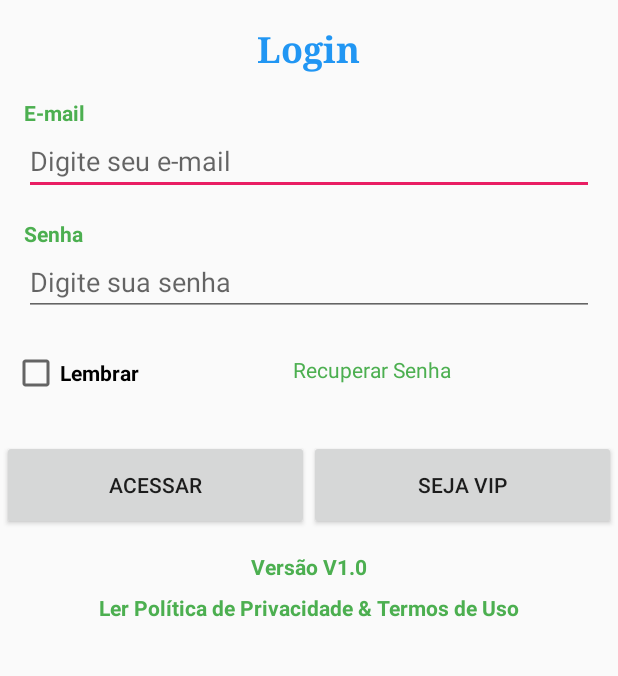
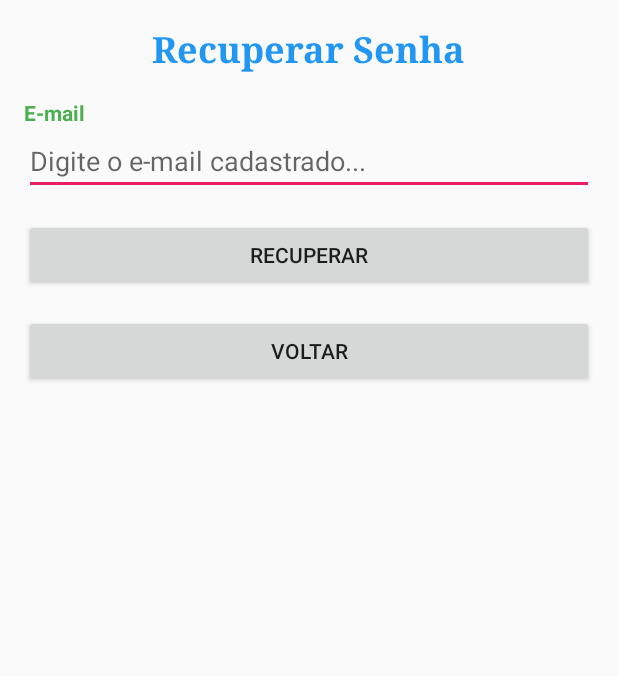
Before and after one commit to bycrr/AppClienteVip-v1, an Android app: the screen it shows after launch (LoginActivity before the commit, RecuperarSenhaActivity after it), after a tap on "Recuperar Senha", on a phone screen of 412 x 824 dp, the part 169-845 px from its top. Run offline under Robolectric (Android 15) with nearby library versions, the phone set to English and light mode, and no system bars.

Commit message:
Criadas telas PF, PJ e Recuperar Senha

```diff
--- a/app/src/main/AndroidManifest.xml
+++ b/app/src/main/AndroidManifest.xml
@@ -9,7 +9,8 @@
     android:roundIcon="@mipmap/ic_launcher_round"
     android:supportsRtl="true"
     android:theme="@style/AppTheme">
-    <activity android:name=".view.ClientePessoaJuridicaActivity"></activity>
+    <activity android:name=".view.RecuperarSenhaActivity"></activity>
+    <activity android:name=".view.ClientePessoaJuridicaActivity" />
     <activity android:name=".view.ClientePessoaFisicaActivity" />
     <activity android:name=".view.ClienteVipActivity" />
     <activity android:name=".view.LoginActivity" />
--- a/app/src/main/java/br/com/bycrr/v1/appclientevip/view/LoginActivity.java
+++ b/app/src/main/java/br/com/bycrr/v1/appclientevip/view/LoginActivity.java
@@ -70,6 +70,8 @@ public class LoginActivity extends AppCompatActivity {
       @Override
       public void onClick(View v) {
         Toast.makeText(getApplicationContext(), "Carregando tela de recuperação de senha...", Toast.LENGTH_LONG).show();
+        Intent intent = new Intent(LoginActivity.this, RecuperarSenhaActivity.class);
+        startActivity(intent);
       }
     });
 
--- /dev/null
+++ b/app/src/main/java/br/com/bycrr/v1/appclientevip/view/RecuperarSenhaActivity.java
@@ -0,0 +1,16 @@
+package br.com.bycrr.v1.appclientevip.view;
+
+import androidx.appcompat.app.AppCompatActivity;
+
+import android.os.Bundle;
+
+import br.com.bycrr.v1.appclientevip.R;
+
+public class RecuperarSenhaActivity extends AppCompatActivity {
+
+  @Override
+  protected void onCreate(Bundle savedInstanceState) {
+    super.onCreate(savedInstanceState);
+    setContentView(R.layout.activity_recuperar_senha);
+  }
+}
--- /dev/null
+++ b/app/src/main/res/layout/activity_recuperar_senha.xml
@@ -0,0 +1,70 @@
+<?xml version="1.0" encoding="utf-8"?>
+<androidx.appcompat.widget.LinearLayoutCompat xmlns:android="http://schemas.android.com/apk/res/android"
+  xmlns:app="http://schemas.android.com/apk/res-auto"
+  xmlns:tools="http://schemas.android.com/tools"
+  android:layout_width="match_parent"
+  android:layout_height="match_parent"
+  android:orientation="vertical"
+  tools:context=".view.RecuperarSenhaActivity">
+
+  <TextView
+    android:id="@+id/txtAppName"
+    android:layout_width="wrap_content"
+    android:layout_height="wrap_content"
+    android:layout_gravity="center_horizontal"
+    android:layout_margin="8dp"
+    android:text="@string/app_name"
+    android:textSize="36dp"
+    android:textStyle="bold" />
+
+  <TextView
+    android:id="@+id/txtRecuperarSenha"
+    android:layout_width="wrap_content"
+    android:layout_height="wrap_content"
+    android:layout_gravity="center_horizontal"
+    android:layout_margin="8dp"
+    android:fontFamily="serif"
+    android:text="@string/txtRecuperarSenha"
+    android:textColor="@color/colorAzul"
+    android:textSize="24dp"
+    android:textStyle="bold" />
+
+  <TextView
+    android:id="@+id/txtEmail"
+    android:layout_width="wrap_content"
+    android:layout_height="wrap_content"
+    android:layout_marginLeft="16dp"
+    android:layout_marginTop="8dp"
+    android:text="@string/txtEmail"
+    android:textColor="@color/colorVerde"
+    android:textStyle="bold" />
+
+  <EditText
+    android:id="@+id/editEmail"
+    android:layout_width="match_parent"
+    android:layout_height="wrap_content"
+    android:layout_marginLeft="16dp"
+    android:layout_marginRight="16dp"
+    android:ems="10"
+    android:hint="Digite o e-mail cadastrado..." />
+
+  <Button
+    android:id="@+id/btnRecuperar"
+    android:layout_width="match_parent"
+    android:layout_height="wrap_content"
+    android:layout_marginLeft="16dp"
+    android:layout_marginTop="16dp"
+    android:layout_marginRight="16dp"
+    android:text="@string/btnRecuperar" />
+
+  <Button
+    android:id="@+id/btnVoltar"
+    android:layout_width="match_parent"
+    android:layout_height="wrap_content"
+    android:layout_marginLeft="16dp"
+    android:layout_marginTop="16dp"
+    android:layout_marginRight="16dp"
+    android:text="@string/btnVoltar" />
+
+
+</androidx.appcompat.widget.LinearLayoutCompat>
--- a/app/src/main/res/values/strings.xml
+++ b/app/src/main/res/values/strings.xml
@@ -48,4 +48,5 @@
   <string name="txtHintDataAberturaEmpresa">dd/mm/aaaa</string>
   <string name="txtSimplesNacional">Simples Nacional</string>
   <string name="txtMEI">MEI</string>
+  <string name="btnRecuperar">Recuperar</string>
 </resources>
```
